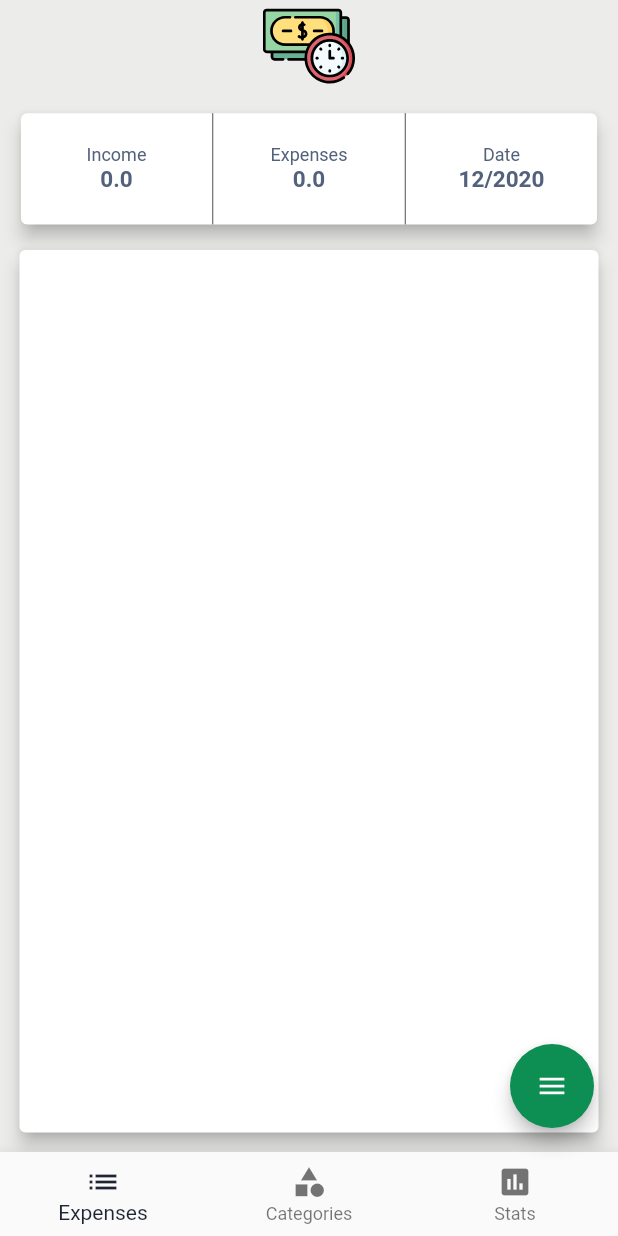
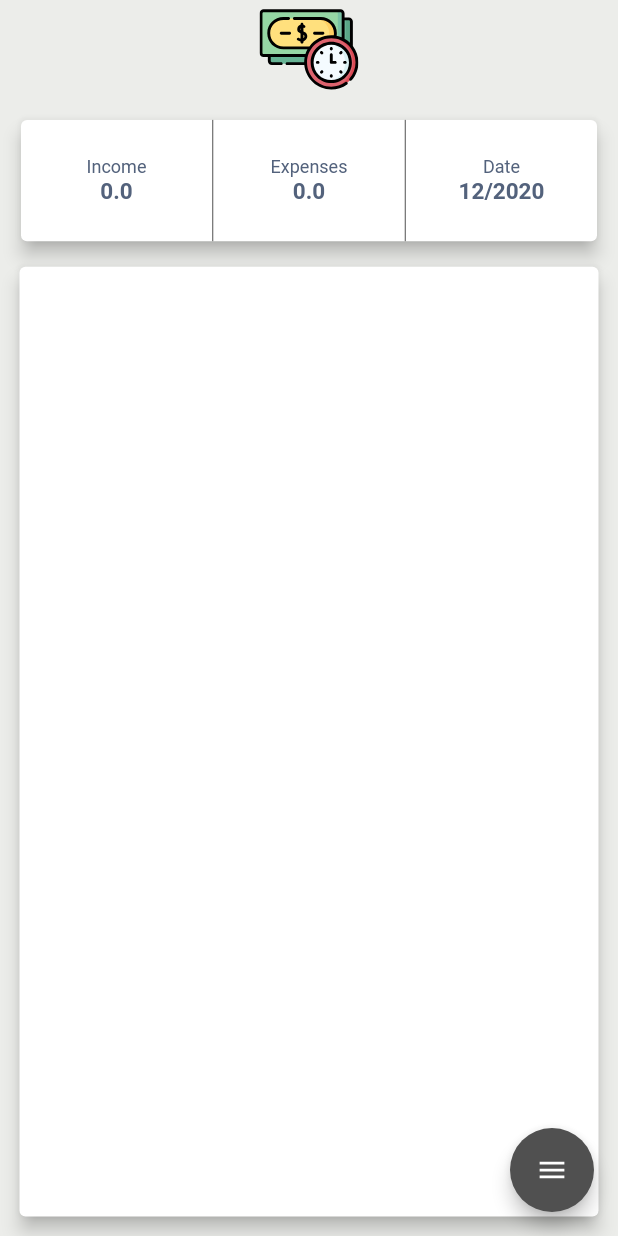
Before and after one commit to ptr-br/Money-Manager, a Flutter app: the screen it shows after launch, on a phone screen of 412 x 824 dp. Run offline on Flutter 3.47's test engine with Material 2 defaults, Android fonts, the phone set to English and light mode, and no system bars; drawn by our look-alikes of flutter_speed_dial; our stand-ins replace flutter_svg, month_picker_dialog, sqflite; accounts and stored records are empty.

Commit message:
Mostly design changes  - adapted colors for adding expenses and income  - removed BottomNavigatioBar temporally  - switch color of TaskTile whether it corresponds to income or expense

```diff
--- a/lib/components/components_moneymanager/expenses_list.dart
+++ b/lib/components/components_moneymanager/expenses_list.dart
@@ -22,10 +22,7 @@ class ExpensesList extends StatelessWidget {
           child: GlowingOverscrollIndicator(
             axisDirection: AxisDirection.down,
             color: Colors.black54,
-
-            child: Consumer<EntryDataProvider>(
-              builder: (context, entryData, child) {
-                return FutureBuilder(
+                child: FutureBuilder(
                   future: _future,
                   builder: (context,  AsyncSnapshot snapshot) {
                     switch (snapshot.connectionState){
@@ -59,9 +56,8 @@ class ExpensesList extends StatelessWidget {
                     return Container();
 
                   },
-                );
-              },
-            ),
+                )
+
           ),
         )
     );
--- a/lib/components/components_moneymanager/task_tile_moneymanager.dart
+++ b/lib/components/components_moneymanager/task_tile_moneymanager.dart
@@ -61,7 +61,7 @@ class TaskTile extends StatelessWidget {
                 );
               }),
               elevation: 5,
-              fillColor: kPrimaryColor.withOpacity(0.5),
+              fillColor: (entry.type =="income") ? kPrimaryColor.withOpacity(0.5): kFABcloseColor.withOpacity(0.3),
               shape: CircleBorder(),
               child:   Icon(IconData(entry.icon, fontFamily: 'MaterialIcons'))),
           Expanded(
@@ -71,16 +71,6 @@ class TaskTile extends StatelessWidget {
                 showDialog(
                   context: context,
                   builder: (BuildContext context) {
-//
-//
-//                    AlertDialog(
-//                        content: ScrollConfiguration(
-//                        behavior: CustomScrollBehavior(),
-//                    child: SingleChildScrollView(
-//                    scrollDirection: Axis.vertical,
-//                    child: Stack(
-//                    children: <Widget>[
-//                    Align(
 
                     return AlertDialog(
                       title: Text("${entry.cardName}"),
--- a/lib/main.dart
+++ b/lib/main.dart
@@ -42,7 +42,7 @@ class MyApp extends StatelessWidget {
         debugShowCheckedModeBanner: false,
         title: 'Shared Manager',
         theme: ThemeData(
-          primaryColor: kPrimaryColor,
+          primaryColor: kDarkColor,
           primaryColorDark: kDarkColor,
           primaryColorLight: kCardColor,
           accentColor: kTextMediumColor,
--- a/lib/screens/moneymanager_screens/calculation_screen.dart
+++ b/lib/screens/moneymanager_screens/calculation_screen.dart
@@ -126,7 +126,7 @@ class _CalculationScreenState extends State<CalculationScreen> {
                             ListTile(
                               leading: Icon(Icons.monetization_on),
                               title: TextFormField(
-                                decoration: InputDecoration(hintText: "Money"),
+                                decoration: InputDecoration(hintText: "Betrag in €"),
                                 focusNode: _moneyFocus,
                                 autofocus: kAutoFocusKeyboard,
                                 textInputAction: TextInputAction.next,
@@ -160,7 +160,7 @@ class _CalculationScreenState extends State<CalculationScreen> {
                             ListTile(
                               leading: Icon(Icons.description),
                               title: TextFormField(
-                                decoration: InputDecoration(hintText: "Description"),
+                                decoration: InputDecoration(hintText: "Beschreibung"),
                                 focusNode: _descriptionFocus,
                                 onSaved: (value) {
                                   _description = value;
@@ -215,7 +215,7 @@ class _CalculationScreenState extends State<CalculationScreen> {
         actions: <Widget>[
 
           MaterialButton(
-              child: Text("Cancel"),
+              child: Text("Abbrechen"),
               shape: RoundedRectangleBorder(
                   borderRadius: BorderRadius.circular(20)),
               color: kFABcloseColor,
@@ -224,7 +224,7 @@ class _CalculationScreenState extends State<CalculationScreen> {
               }),
 
           MaterialButton(
-              child: Text("Add"),
+              child: Text("Hinzufügen"),
               shape: RoundedRectangleBorder(
                   borderRadius: BorderRadius.circular(20)),
               color: kPrimaryColor,
--- a/lib/screens/moneymanager_screens/moneymanager_screen.dart
+++ b/lib/screens/moneymanager_screens/moneymanager_screen.dart
@@ -24,8 +24,8 @@ class MoneyManagerScreen extends StatefulWidget {
 
 class _MoneyManagerScreenState extends State<MoneyManagerScreen> {
 
-  Color buttonColor = kPrimaryColor;
-  ScrollController scrollController;
+
+  //ScrollController scrollController;
   bool dialVisible = true;
   DateTime selectedDate = DateTime.now();
   bool isExpense = true;
@@ -95,7 +95,7 @@ class _MoneyManagerScreenState extends State<MoneyManagerScreen> {
       floatingActionButton: buildSpeedDail(),
       floatingActionButtonLocation: FloatingActionButtonLocation.endFloat,
       body: buildBody(),
-      bottomNavigationBar: buildBottomNavigationBar(),
+      //bottomNavigationBar: buildBottomNavigationBar(),
       );
   }
 
@@ -140,40 +140,41 @@ class _MoneyManagerScreenState extends State<MoneyManagerScreen> {
       ),
     );
   }
-
-  BottomNavigationBar buildBottomNavigationBar(){
-    return BottomNavigationBar(
-      items: const <BottomNavigationBarItem>[
-        BottomNavigationBarItem(
-            icon: Icon(Icons.list), title: Text('Expenses')),
-        BottomNavigationBarItem(
-            icon: Icon(Icons.category), title: Text('Categories')),
-        BottomNavigationBarItem(
-            icon: Icon(Icons.assessment), title: Text('Stats')),
-      ],
-    );
-
-}
+// TODO ADD FUNCTIONALITIES FOR BOTTOM NAVIGATION BAR
+//  BottomNavigationBar buildBottomNavigationBar(){
+//    return BottomNavigationBar(
+//      selectedItemColor: (isExpense) ?kFABcloseColor: kPrimaryColor,
+//      items: const <BottomNavigationBarItem>[
+//        BottomNavigationBarItem(
+//            icon: Icon(Icons.list), title: Text('Übersicht')),
+//        BottomNavigationBarItem(
+//            icon: Icon(Icons.category), title: Text('Kategorien')),
+//        BottomNavigationBarItem(
+//            icon: Icon(Icons.assessment), title: Text('Statistik')),
+//      ],
+//    );
+//
+//}
 
   SpeedDial buildSpeedDail(){
     return SpeedDial(
       overlayColor: Colors.white,
       visible: dialVisible,
       closeManually: false,
-      backgroundColor: buttonColor,
+      backgroundColor: kDarkColor,
       elevation: 5.0,
       animatedIcon: AnimatedIcons.menu_close,
       animatedIconTheme: IconThemeData(size: 22.0),
       curve: Curves.bounceIn,
       tooltip: 'Speed Dial',
       heroTag: 'speed-dial-hero-tag',
-      foregroundColor: kFABforegroundColor,
+      foregroundColor: Colors.white,
       shape: CircleBorder(),
       children: [
 
         SpeedDialChild(
           child: Icon(Icons.remove),
-          backgroundColor: kDarkColor,
+          backgroundColor: kFABcloseColor,
           label: 'Ausgaben hinzufügen',
           labelStyle: TextStyle(fontSize: 18.0),
           onTap: (){
@@ -194,7 +195,7 @@ class _MoneyManagerScreenState extends State<MoneyManagerScreen> {
 //        ),
         SpeedDialChild(
           child: Icon(Icons.add),
-          backgroundColor: kDarkColor,
+          backgroundColor: kPrimaryColor,
           label: 'Einkommen hinzufügen',
           labelStyle: TextStyle(fontSize: 18.0),
           onTap: (){
```
